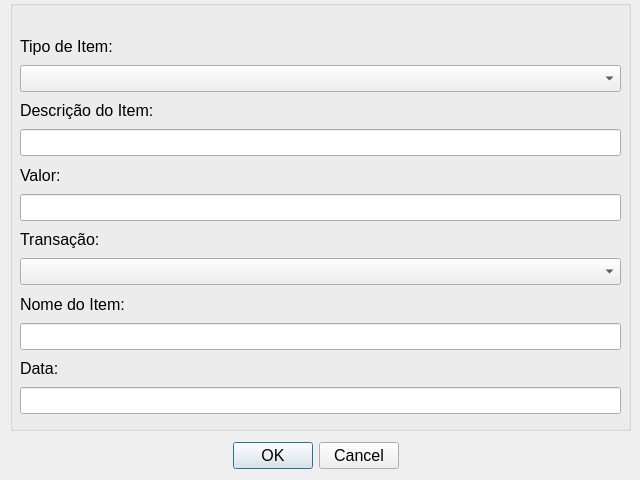
CarlosMirdeSouza/DojoMoradaDoSol, file app/dialogs/DialogAddItem.ui: the form before one commit.
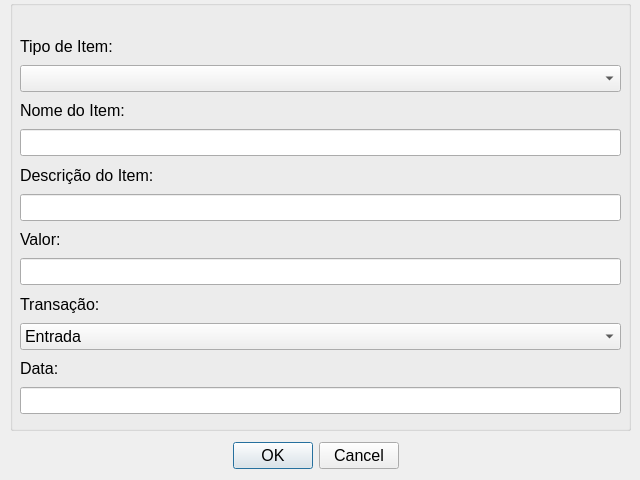
The form after the commit.

Commit message:
Reorganizei o layout e escrevia inicialização do form
Criei input masks para a Data e o Valor.
Os tipos de itens serão selecionados diretamente do banco de dados.
Agreguei slot para quando mudar o tipo de Transaçao fazer mudanças no valor.

```diff
--- a/app/dialogs/DialogAddItem.ui
+++ b/app/dialogs/DialogAddItem.ui
@@ -81,6 +81,16 @@
      <item>
       <widget class="QComboBox" name="comboBoxTipoItem"/>
      </item>
+     <item>
+      <widget class="QLabel" name="labelNomeItem">
+       <property name="text">
+        <string>Nome do Item:</string>
+       </property>
+      </widget>
+     </item>
+     <item>
+      <widget class="QLineEdit" name="lineEditNomeItem"/>
+     </item>
      <item>
       <widget class="QLabel" name="labelDescricaoItem">
        <property name="text">
@@ -109,18 +119,19 @@
       </widget>
      </item>
      <item>
-      <widget class="QComboBox" name="comboBoxTransacao"/>
+      <widget class="QComboBox" name="comboBoxTransacao">
+       <item>
+        <property name="text">
+         <string>Entrada</string>
+        </property>
      </item>
      <item>
-      <widget class="QLabel" name="labelNomeItem">
        <property name="text">
-        <string>Nome do Item:</string>
-       </property>
+         <string>Saida</string>
+        </property>
+       </item>
       </widget>
      </item>
-     <item>
-      <widget class="QLineEdit" name="lineEditNomeItem"/>
-     </item>
      <item>
       <widget class="QLabel" name="labelData">
        <property name="text">
```
Left out of the diff: 4 changed lines with no effect on the pictures. Lines whose indentation alone changed are shown as unchanged. The commit also changes 2 other files.
